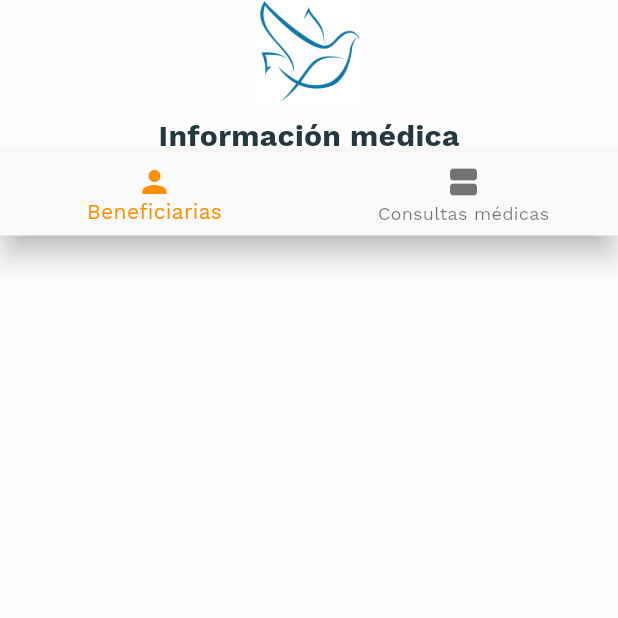
After one commit to EmilioPadilla/AMMKmovil, a Flutter app: the MedicalRecordScreen screen opened directly, on a phone screen of 412 x 824 dp, the top half of it. The commit adds this screen. Run offline on Flutter 3.47's test engine with Material 2 defaults, Android fonts, the phone set to English and light mode, and no system bars; our stand-ins replace font_awesome_flutter, smooth_star_rating.

Commit message:
Create view for medical record

```diff
--- a/AMMKmobil/lib/custom_drawer/home_drawer.dart
+++ b/AMMKmobil/lib/custom_drawer/home_drawer.dart
@@ -48,6 +48,11 @@ class _HomeDrawerState extends State<HomeDrawer> {
         index: DrawerIndex.Share,
         labelName: 'Version de app',
         icon: Icon(Icons.info),
+      ),
+      DrawerList(
+        index: DrawerIndex.MedicalRecord,
+        labelName: 'Historial médico',
+        icon: Icon(Icons.medical_services),
       ),
     ];
   }
@@ -263,6 +268,7 @@ enum DrawerIndex {
   About,
   Invite,
   Testing,
+  MedicalRecord,
 }
 
 class DrawerList {
--- /dev/null
+++ b/AMMKmobil/lib/medicalRecord_screen.dart
@@ -0,0 +1,134 @@
+import 'package:best_flutter_ui_templates/app_theme.dart';
+import 'package:flutter/material.dart';
+
+class MedicalRecordScreen extends StatefulWidget {
+  @override
+  _MedicalRecordScreenState createState() => _MedicalRecordScreenState();
+}
+
+class _MedicalRecordScreenState extends State<MedicalRecordScreen> {
+  int _selectedIndex = 0;
+
+  static const List<Widget> _widgetOptions = <Widget>[
+    Text(
+      'Index 0: Beneficiarias',
+    ),
+    Text(
+      'Index 1: Consultas médicas',
+    ),
+  ];
+
+  void _onItemTapped(int index) {
+    setState(() {
+      _selectedIndex = index;
+    });
+  }
+
+  @override
+  void initState() {
+    super.initState();
+  }
+
+  @override
+  Widget build(BuildContext context) {
+    return Container(
+      color: AppTheme.nearlyWhite,
+      child: SafeArea(
+        top: false,
+        child: Scaffold(
+          backgroundColor: AppTheme.nearlyWhite,
+          body: SingleChildScrollView(
+            child: SizedBox(
+              height: MediaQuery.of(context).size.height,
+              child: Column(
+                children: <Widget>[
+                  Container(
+                    padding: EdgeInsets.only(
+                        top: MediaQuery.of(context).padding.top,
+                        left: 16,
+                        right: 16),
+                    child: Image.asset(
+                        'assets/images/logoAngie.jpg',
+                         height: 70,
+                    ),
+                  ),
+                  Container(
+                    padding: const EdgeInsets.only(top: 8),
+                    child: Text(
+                      'Información médica',
+                      style: TextStyle(
+                        fontSize: 20,
+                        fontWeight: FontWeight.bold,
+                      ),
+                    ),
+                  ),
+                  Container(
+                    child: BottomNavigationBar(
+                      items: const <BottomNavigationBarItem>[
+                        BottomNavigationBarItem(
+                          icon: Icon(Icons.person),
+                          label: 'Beneficiarias',
+                        ),
+                        BottomNavigationBarItem(
+                          icon: Icon(Icons.view_agenda),
+                          label: 'Consultas médicas',
+                        ),
+                      ],
+                        currentIndex: _selectedIndex,
+                        selectedItemColor: Colors.amber[800],
+                        onTap: _onItemTapped
+                    ),
+                  ),
+                ],
+              ),
+            ),
+          ),
+        ),
+      ),
+    );
+
+  }
+
+  Widget _buildComposer() {
+    return Padding(
+      padding: const EdgeInsets.only(top: 16, left: 32, right: 32),
+      child: Container(
+        decoration: BoxDecoration(
+          color: AppTheme.white,
+          borderRadius: BorderRadius.circular(8),
+          boxShadow: <BoxShadow>[
+            BoxShadow(
+                color: Colors.grey.withOpacity(0.8),
+                offset: const Offset(4, 4),
+                blurRadius: 8),
+          ],
+        ),
+        child: ClipRRect(
+          borderRadius: BorderRadius.circular(25),
+          child: Container(
+            padding: const EdgeInsets.all(4.0),
+            constraints: const BoxConstraints(minHeight: 80, maxHeight: 160),
+            color: AppTheme.white,
+            child: SingleChildScrollView(
+              padding:
+              const EdgeInsets.only(left: 10, right: 10, top: 0, bottom: 0),
+              child: TextField(
+                maxLines: null,
+                onChanged: (String txt) {},
+                style: TextStyle(
+                  fontFamily: AppTheme.fontName,
+                  fontSize: 16,
+                  color: AppTheme.dark_grey,
+                ),
+                cursorColor: Colors.blue,
+                decoration: InputDecoration(
+                    border: InputBorder.none,
+                    hintText: 'Enter your feedback...'),
+              ),
+            ),
+          ),
+        ),
+      ),
+    );
+  }
+}
--- a/AMMKmobil/lib/navigation_home_screen.dart
+++ b/AMMKmobil/lib/navigation_home_screen.dart
@@ -6,6 +6,8 @@ import 'package:best_flutter_ui_templates/help_screen.dart';
 import 'package:best_flutter_ui_templates/home_screen.dart';
 import 'package:best_flutter_ui_templates/invite_friend_screen.dart';
 import 'package:flutter/material.dart';
+
+import 'medicalRecord_screen.dart';
 
 class NavigationHomeScreen extends StatefulWidget {
   @override
@@ -66,6 +68,10 @@ class _NavigationHomeScreenState extends State<NavigationHomeScreen> {
         setState(() {
           screenView = InviteFriend();
         });
+      } else if (drawerIndex == DrawerIndex.MedicalRecord) {
+        setState(() {
+          screenView = MedicalRecordScreen();
+        });
       } else {
         //do in your way......
       }
```
Also changed, not shown: AMMKmobil/assets/images/logoAngie.jpg (added), 2 other files.
